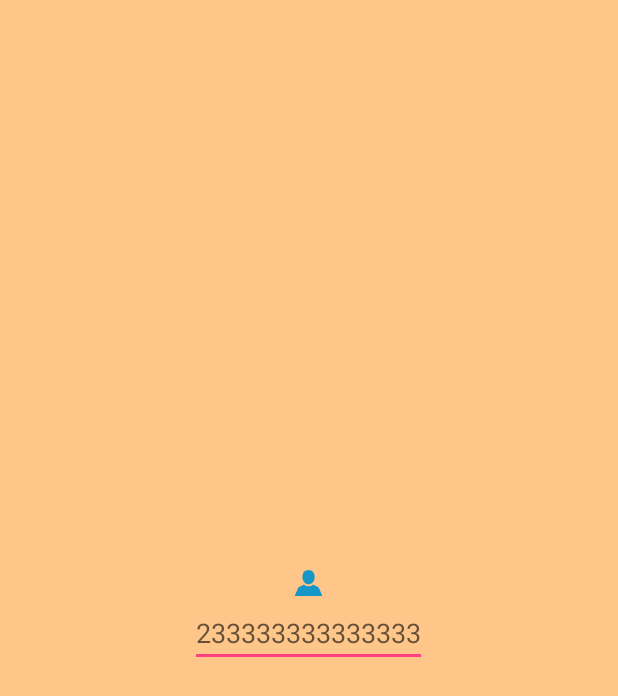
After one commit to manitk12/FrontPage, an Android app: the layout login.xml on its own in the app's theme, with its tools: preview values and no code run, on a phone screen of 412 x 824 dp. The commit adds this screen. Shown: the top 696 px of the screen. Run offline under Robolectric (Android 15) with nearby library versions, the phone set to English and light mode, and no system bars.

Commit message:
design a layout with the help of framelayout and set a image

```diff
--- /dev/null
+++ b/app/src/main/res/layout/login.xml
@@ -0,0 +1,40 @@
+<?xml version="1.0" encoding="utf-8"?>
+<LinearLayout
+    xmlns:android="http://schemas.android.com/apk/res/android"
+    android:orientation="vertical"
+    android:background="@color/yellow"
+    android:layout_width="match_parent"
+    android:gravity="center"
+    android:layout_height="match_parent">
+
+
+
+    <LinearLayout
+        android:layout_width="match_parent"
+        android:orientation="horizontal"
+        android:background="#ffffff"
+        android:layout_height="wrap_content" />
+    <ImageView
+        android:layout_width="wrap_content"
+        android:src="@drawable/ic_proged_user_1797c8_18dp"
+        android:layout_marginStart="2dp"
+        android:layout_marginEnd="2dp"
+        android:layout_marginRight="10dp"
+
+        android:layout_height="wrap_content" />
+    <View
+        android:layout_width="1dp"
+        android:layout_height="2dp"
+        android:layout_marginEnd="10dp"
+        >
+
+    </View>
+    <EditText
+        android:layout_width="wrap_content"
+        android:hint="233333333333333"
+        android:layout_height="wrap_content" />
+
+
+
+
+</LinearLayout>
--- a/app/src/main/res/values/colors.xml
+++ b/app/src/main/res/values/colors.xml
@@ -12,4 +12,5 @@
     <color name="yellow">#fec689</color>
     <color name="transparent">#00000000</color>
     <color name="text_shadow">#7F000000</color>
+    <color name="orange">#cc5717</color>
 </resources>
```
Also changed, not shown: app/src/main/res/drawable/xml_border.xml (added, +14 -0 lines), app/src/main/res/layout/class_teacher.xml (added, +70 -0 lines), app/src/main/res/drawable-hdpi/ic_proged_password_1797c8_18dp.png (added), app/src/main/res/drawable-hdpi/ic_proged_user_1797c8_18dp.png (added), app/src/main/res/drawable-mdpi/ic_proged_password_1797c8_18dp.png (added), app/src/main/res/drawable-mdpi/ic_proged_user_1797c8_18dp.png (added), app/src/main/res/drawable-xhdpi/ic_proged_password_1797c8_18dp.png (added), app/src/main/res/drawable-xhdpi/ic_proged_user_1797c8_18dp.png (added), app/src/main/res/drawable-xxhdpi/ic_proged_password_1797c8_18dp.png (added), app/src/main/res/drawable-xxhdpi/ic_proged_user_1797c8_18dp.png (added), app/src/main/res/drawable-xxxhdpi/ic_proged_password_1797c8_18dp.png (added), app/src/main/res/drawable-xxxhdpi/ic_proged_user_1797c8_18dp.png (added), app/src/main/res/drawable/ic_proged_teacher_female_greenboard_128dp.png (added).
